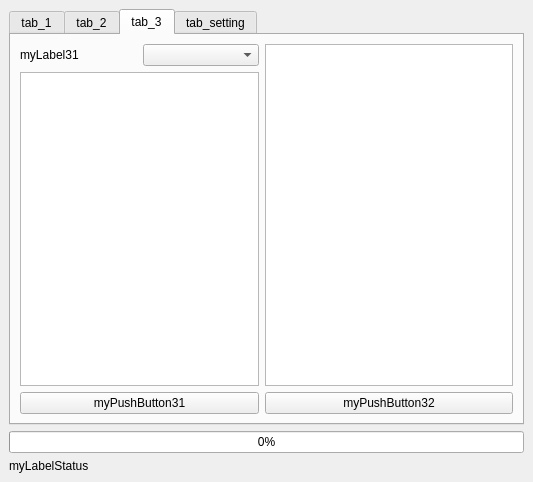
Old version of the form jpdata_dockwidget_base.ui in the repository babayoshihiko/jpdata.
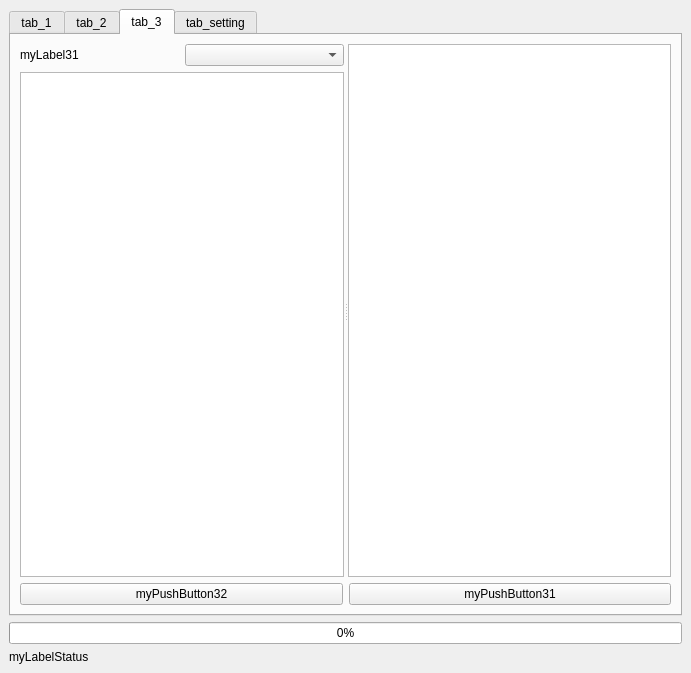
New version of the form. The open tabs and pages were chosen to show the change.

Diff of the .ui file:
```diff
--- a/jpdata_dockwidget_base.ui
+++ b/jpdata_dockwidget_base.ui
@@ -6,8 +6,8 @@
    <rect>
     <x>0</x>
     <y>0</y>
-    <width>533</width>
-    <height>482</height>
+    <width>691</width>
+    <height>673</height>
    </rect>
   </property>
   <property name="windowTitle">
@@ -15,14 +15,27 @@
   </property>
   <widget class="QWidget" name="dockWidgetContents">
    <layout class="QGridLayout" name="gridLayout">
-    <item row="4" column="0">
+    <item row="5" column="0">
+     <widget class="QProgressBar" name="progressBar">
+      <property name="sizePolicy">
+       <sizepolicy hsizetype="Expanding" vsizetype="Fixed">
+        <horstretch>1</horstretch>
+        <verstretch>0</verstretch>
+       </sizepolicy>
+      </property>
+      <property name="value">
+       <number>0</number>
+      </property>
+     </widget>
+    </item>
+    <item row="6" column="0">
      <widget class="QLabel" name="myLabelStatus">
       <property name="text">
        <string>myLabelStatus</string>
       </property>
      </widget>
     </item>
-    <item row="2" column="0">
+    <item row="4" column="0">
      <widget class="QTabWidget" name="myTabWidget">
       <property name="currentIndex">
        <number>3</number>
@@ -113,39 +126,60 @@
         <string>tab_3</string>
        </attribute>
        <layout class="QGridLayout" name="gridLayout_5">
-        <item row="0" column="2" rowspan="2">
-         <widget class="QListWidget" name="myListWidget32"/>
-        </item>
-        <item row="2" column="2">
-         <widget class="QPushButton" name="myPushButton32">
-          <property name="text">
-           <string>myPushButton32</string>
-          </property>
-         </widget>
-        </item>
-        <item row="0" column="1">
-         <widget class="QComboBox" name="myComboBox31">
-          <property name="currentText">
-           <string/>
-          </property>
-         </widget>
-        </item>
         <item row="0" column="0">
-         <widget class="QLabel" name="myLabel31">
-          <property name="text">
-           <string>myLabel31</string>
-          </property>
-         </widget>
-        </item>
-        <item row="1" column="0" colspan="2">
-         <widget class="QListWidget" name="myListWidget31"/>
-        </item>
-        <item row="2" column="0" colspan="2">
-         <widget class="QPushButton" name="myPushButton31">
-          <property name="text">
-           <string>myPushButton31</string>
-          </property>
-         </widget>
+         <layout class="QVBoxLayout" name="verticalLayout_2">
+          <item>
+           <widget class="QSplitter" name="splitter_2">
+            <property name="orientation">
+             <enum>Qt::Horizontal</enum>
+            </property>
+            <widget class="QWidget" name="verticalLayoutWidget">
+             <layout class="QVBoxLayout" name="verticalLayout">
+              <item>
+               <layout class="QHBoxLayout" name="horizontalLayout_3">
+                <item>
+                 <widget class="QLabel" name="myLabel31">
+                  <property name="text">
+                   <string>myLabel31</string>
+                  </property>
+                 </widget>
+                </item>
+                <item>
+                 <widget class="QComboBox" name="myComboBox31">
+                  <property name="currentText">
+                   <string/>
+                  </property>
+                 </widget>
+                </item>
+               </layout>
+              </item>
+              <item>
+               <widget class="QListWidget" name="myListWidget31"/>
+              </item>
+             </layout>
+            </widget>
+            <widget class="QListWidget" name="myListWidget32"/>
+           </widget>
+          </item>
+          <item>
+           <layout class="QHBoxLayout" name="horizontalLayout_4">
+            <item>
+             <widget class="QPushButton" name="myPushButton32">
+              <property name="text">
+               <string>myPushButton32</string>
+              </property>
+             </widget>
+            </item>
+            <item>
+             <widget class="QPushButton" name="myPushButton31">
+              <property name="text">
+               <string>myPushButton31</string>
+              </property>
+             </widget>
+            </item>
+           </layout>
+          </item>
+         </layout>
         </item>
        </layout>
       </widget>
@@ -236,19 +270,6 @@
       </widget>
      </widget>
     </item>
-    <item row="3" column="0">
-     <widget class="QProgressBar" name="progressBar">
-      <property name="sizePolicy">
-       <sizepolicy hsizetype="Expanding" vsizetype="Fixed">
-        <horstretch>1</horstretch>
-        <verstretch>0</verstretch>
-       </sizepolicy>
-      </property>
-      <property name="value">
-       <number>0</number>
-      </property>
-     </widget>
-    </item>
    </layout>
   </widget>
  </widget>
```
Left out of the diff: 91 changed lines with no effect on the pictures.
